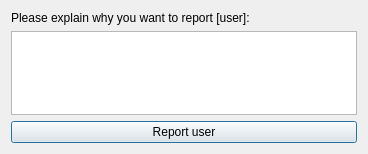
Before: the Qt Designer form designer/report.ui in ThoreBor/Anki_Leaderboard, drawn with Qt 5.
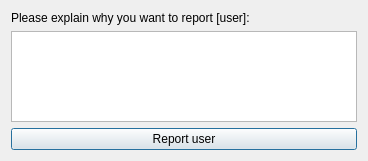
After: the same form once the commit is applied. Icons and pictures are not drawn.

Diff of the .ui file:
```diff
--- a/designer/report.ui
+++ b/designer/report.ui
@@ -7,7 +7,7 @@
     <x>0</x>
     <y>0</y>
     <width>368</width>
-    <height>154</height>
+    <height>161</height>
    </rect>
   </property>
   <property name="windowTitle">
```
Left out of the diff: 4 changed lines with no effect on the pictures.
